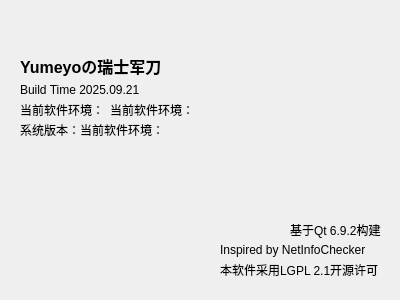
akass-org/Army_Knife, file about.ui: the form before one commit.
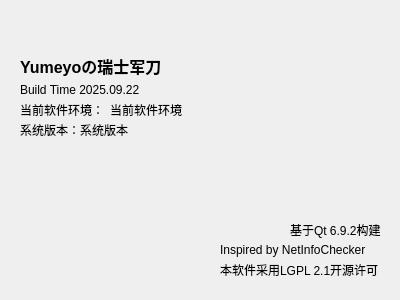
The form after the commit. Icons and pictures are not drawn.

The edit to the form file:
```diff
--- a/about.ui
+++ b/about.ui
@@ -42,7 +42,7 @@
     </rect>
    </property>
    <property name="text">
-    <string>Build Time 2025.09.21</string>
+    <string>Build Time 2025.09.22</string>
    </property>
   </widget>
   <widget class="QLabel" name="label_3">
@@ -136,7 +136,7 @@
     </rect>
    </property>
    <property name="text">
-    <string>当前软件环境：</string>
+    <string>当前软件环境</string>
    </property>
   </widget>
   <widget class="QLabel" name="sys">
@@ -149,7 +149,7 @@
     </rect>
    </property>
    <property name="text">
-    <string>当前软件环境：</string>
+    <string>系统版本</string>
    </property>
   </widget>
  </widget>
```
